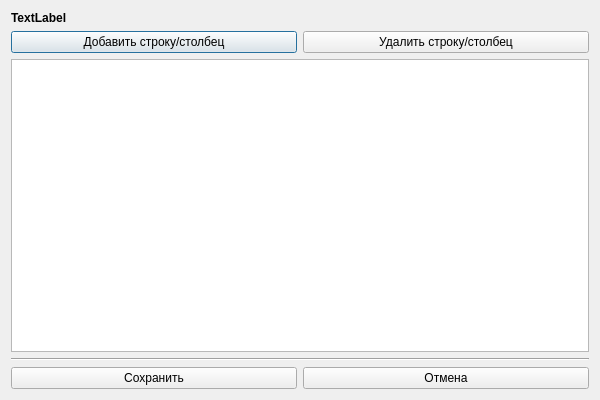
Before: the Qt Designer form designer/forms/formtabledialogwindow.ui in Artemako/auto-exec-doc, drawn with Qt 5.
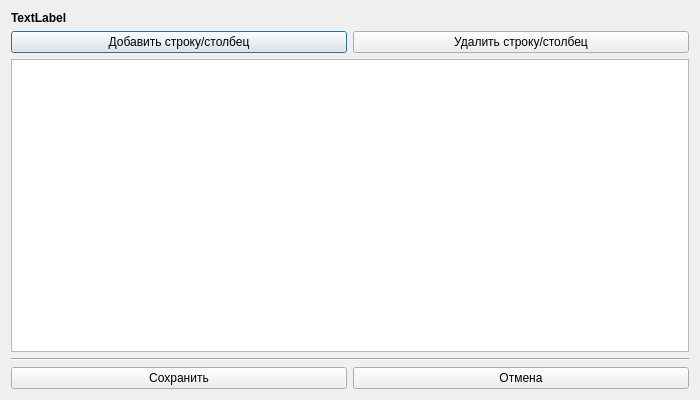
After: the same form once the commit is applied.

Patch:
```diff
--- a/designer/forms/formtabledialogwindow.ui
+++ b/designer/forms/formtabledialogwindow.ui
@@ -6,7 +6,7 @@
    <rect>
     <x>0</x>
     <y>0</y>
-    <width>600</width>
+    <width>700</width>
     <height>400</height>
    </rect>
   </property>
```
